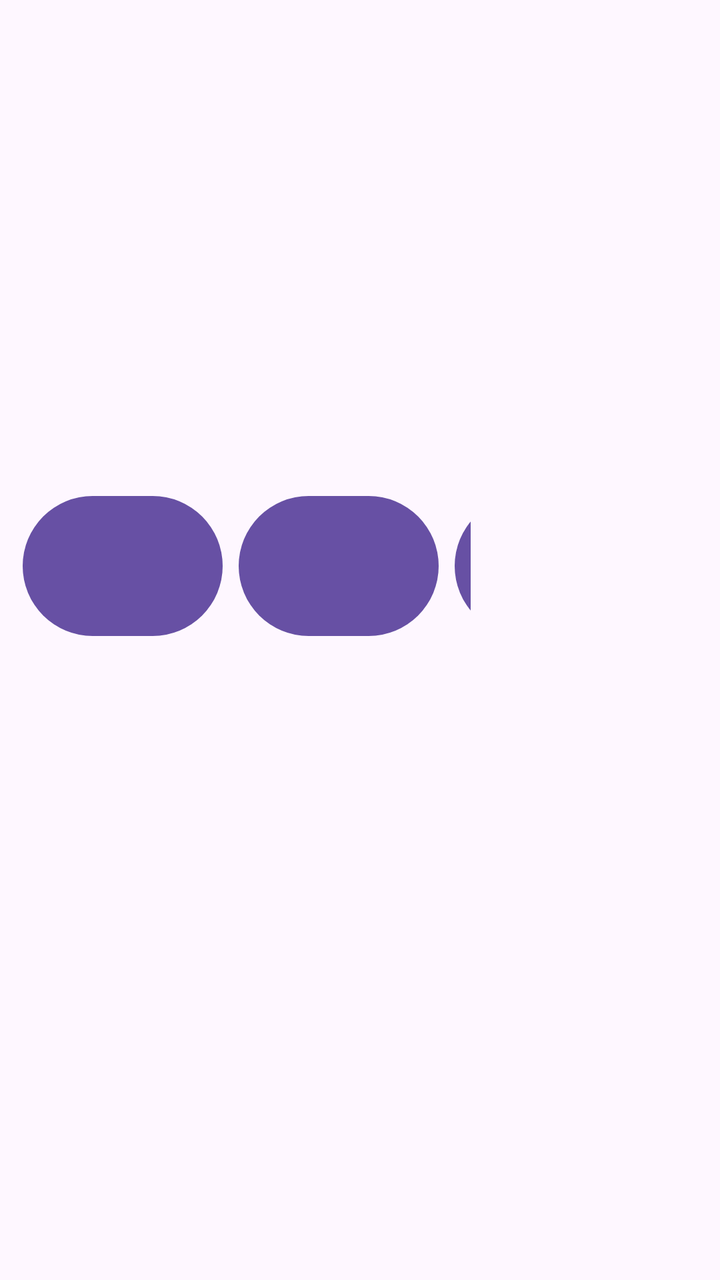
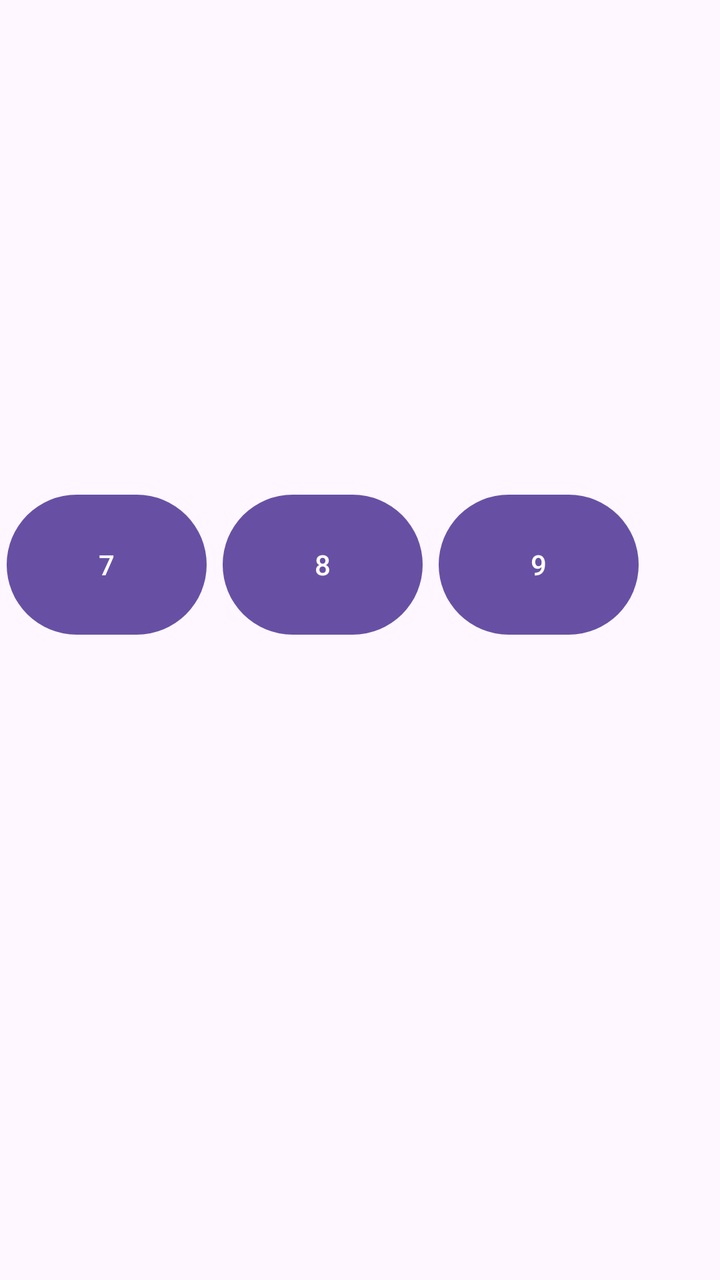

Screens rendered from an Android XML layout before and after an edit, with the pre-edit source and the edit as a unified diff.
<!-- AndroidManifest.xml: application theme Theme.MyApp -->
<!-- res/layout/calculadora_layout.xml -->
<?xml version="1.0" encoding="utf-8"?>
<androidx.constraintlayout.widget.ConstraintLayout xmlns:android="http://schemas.android.com/apk/res/android"
    android:layout_width="match_parent"
    android:layout_height="match_parent"
    xmlns:app="http://schemas.android.com/apk/res-auto"
    xmlns:tools="http://schemas.android.com/tools">

    <Space
        android:id="@+id/space"
        android:layout_width="match_parent"
        android:layout_height="200dp"
        android:layout_marginTop="15dp"
        app:layout_constraintBottom_toBottomOf="parent"
        app:layout_constraintEnd_toEndOf="parent"
        app:layout_constraintHorizontal_bias="1.0"
        app:layout_constraintStart_toStartOf="parent"
        app:layout_constraintTop_toTopOf="parent"
        app:layout_constraintVertical_bias="0.0" />

    <LinearLayout
        android:layout_width="224dp"
        android:layout_height="80dp"
        android:orientation="horizontal"
        app:layout_constraintBottom_toBottomOf="parent"
        app:layout_constraintEnd_toEndOf="parent"
        app:layout_constraintHorizontal_bias="0.083"
        app:layout_constraintStart_toStartOf="parent"
        app:layout_constraintTop_toBottomOf="@+id/space"
        app:layout_constraintVertical_bias="0.084">

        <Button
            android:id="@+id/button_7"
            android:layout_width="100dp"
            android:layout_height="78dp"
            android:layout_marginEnd="4dp" />

        <Button
            android:id="@+id/button_8"
            android:layout_width="100dp"
            android:layout_height="78dp"
            android:layout_marginStart="4dp"
            android:layout_marginEnd="4dp"/>

        <Button
            android:id="@+id/button_9"
            android:layout_width="100dp"
            android:layout_height="78dp"
            android:layout_marginStart="4dp"/>
    </LinearLayout>

</androidx.constraintlayout.widget.ConstraintLayout>
<!-- resources referenced by this layout -->
<resources>
  <style name="Theme.MyApp" parent="Base.Theme.MyApp" />
  <style name="Base.Theme.MyApp" parent="Theme.Material3.DayNight.NoActionBar">
          
          
      </style>
</resources>

<!-- the commit's change to res/layout/calculadora_layout.xml (unified diff, before → after) -->
@@ -18,8 +18,8 @@
         app:layout_constraintVertical_bias="0.0" />
 
     <LinearLayout
-        android:layout_width="224dp"
-        android:layout_height="80dp"
+        android:layout_width="320dp"
+        android:layout_height="86dp"
         android:orientation="horizontal"
         app:layout_constraintBottom_toBottomOf="parent"
         app:layout_constraintEnd_toEndOf="parent"
@@ -32,20 +32,23 @@
             android:id="@+id/button_7"
             android:layout_width="100dp"
             android:layout_height="78dp"
-            android:layout_marginEnd="4dp" />
+            android:layout_marginEnd="4dp"
+            android:text="7"/>
 
         <Button
             android:id="@+id/button_8"
             android:layout_width="100dp"
             android:layout_height="78dp"
             android:layout_marginStart="4dp"
-            android:layout_marginEnd="4dp"/>
+            android:layout_marginEnd="4dp"
+            android:text="8"/>
 
         <Button
             android:id="@+id/button_9"
             android:layout_width="100dp"
             android:layout_height="78dp"
-            android:layout_marginStart="4dp"/>
+            android:layout_marginStart="4dp"
+            android:text="9"/>
     </LinearLayout>
 
 </androidx.constraintlayout.widget.ConstraintLayout>
